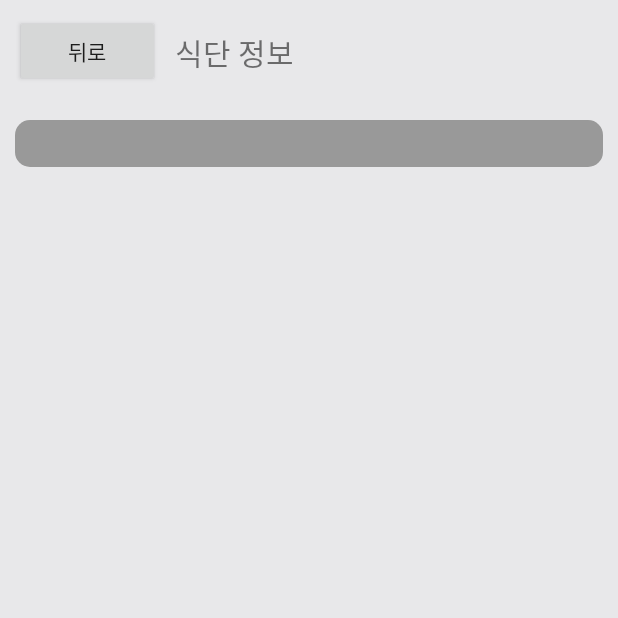
After one commit to komh0086/MP_Project, an Android app: the DietInfo screen opened directly, with no data from a screen before it, on a phone screen of 412 x 824 dp, the top half of it. The commit adds this screen. Run offline under Robolectric (Android 15) with nearby library versions, the phone set to English and light mode, and no system bars.

Commit message:
식단정보 화면 추가

```diff
--- a/app/src/main/AndroidManifest.xml
+++ b/app/src/main/AndroidManifest.xml
@@ -23,6 +23,7 @@
             </intent-filter>
         </activity>
         <activity android:name=".view.AddRoutine"/>
+        <activity android:name=".view.DietInfo" />
     </application>
 
 </manifest>
--- /dev/null
+++ b/app/src/main/java/com/example/mp_project/view/DietInfo.java
@@ -0,0 +1,52 @@
+package com.example.mp_project.view;
+
+import android.os.Bundle;
+import android.view.KeyEvent;
+import android.view.View;
+import android.widget.Button;
+import android.widget.EditText;
+import android.widget.Toast;
+
+import androidx.appcompat.app.AppCompatActivity;
+
+import com.example.mp_project.R;
+
+public class DietInfo extends AppCompatActivity {
+    Button Btn_goback;
+    EditText search_diet;
+
+    protected void onCreate(Bundle savedInstanceState) {
+        super.onCreate(savedInstanceState);
+        setContentView(R.layout.diet_info);
+        find();
+        init();
+        setListener();
+    }
+
+    private void find(){
+        Btn_goback = (Button)findViewById(R.id.Btn_goback);
+        search_diet = (EditText) findViewById(R.id.search_diet);
+    }
+
+    private void init(){
+
+    }
+
+    private void setListener(){
+        Btn_goback.setOnClickListener(new View.OnClickListener() {
+            @Override
+            public void onClick(View view) {
+                finish();
+            }
+        });
+        search_diet.setOnKeyListener(new View.OnKeyListener() {
+            @Override
+            public boolean onKey(View view, int i, KeyEvent keyEvent) {
+                if(i == keyEvent.KEYCODE_ENTER){
+                    Toast.makeText(getApplicationContext(), "검색", Toast.LENGTH_SHORT).show();
+                }
+                return false;
+            }
+        });
+    }
+}
--- a/app/src/main/java/com/example/mp_project/view/MainActivity.java
+++ b/app/src/main/java/com/example/mp_project/view/MainActivity.java
@@ -21,7 +21,7 @@ import com.example.mp_project.view.component.RoutineCard;
 public class MainActivity extends AppCompatActivity {
     public static Context mycontext;
     ImageButton Btn_myInfo;
-    Button Btn_addRoutine;
+    Button Btn_addRoutine, Btn_dietInfo;
     LinearLayout routine_card_layout;
     LayoutInflater mInflater;
     @Override
@@ -39,6 +39,7 @@ public class MainActivity extends AppCompatActivity {
     }
 
     private void find(){
+        Btn_dietInfo = (Button) findViewById(R.id.Btn_diet);
         Btn_addRoutine = (Button) findViewById(R.id.Btn_addRoutine);
         Btn_myInfo = (ImageButton) findViewById(R.id.Btn_myInfo);
         routine_card_layout = (LinearLayout) findViewById(R.id.routine_card_layout);
@@ -58,6 +59,13 @@ public class MainActivity extends AppCompatActivity {
                 startActivity(intent);
             }
         });
+        Btn_dietInfo.setOnClickListener(new View.OnClickListener() {
+            @Override
+            public void onClick(View view) {
+                Intent intent = new Intent(getApplicationContext(), DietInfo.class);
+                startActivity(intent);
+            }
+        });
     }
 
     public void add_card(String routine_name){
--- /dev/null
+++ b/app/src/main/res/drawable/search_bar_bg.xml
@@ -0,0 +1,5 @@
+<?xml version="1.0" encoding="utf-8"?>
+<shape xmlns:android="http://schemas.android.com/apk/res/android">
+    <solid android:color="#999999"/>
+    <corners android:radius="10dp"/>
+</shape>
--- a/app/src/main/res/layout/activity_main.xml
+++ b/app/src/main/res/layout/activity_main.xml
@@ -75,14 +75,16 @@
             android:id="@+id/Btn_diet"
             android:layout_width="wrap_content"
             android:layout_height="wrap_content"
+            android:layout_row="0"
+            android:layout_rowWeight="1"
+            android:layout_column="0"
+            android:layout_columnWeight="1"
+            android:layout_margin="10dp"
+            android:background="@drawable/button_selector"
+            android:elevation="100dp"
+            android:padding="40dp"
             android:text="식단 정보 보기"
-            android:background="@drawable/button_selector"
-            android:textColor="@color/black"
-            android:layout_margin="10dp"
-            android:padding="40dp"
-            android:elevation="100dp"
-            android:layout_columnWeight="1"
-            android:layout_rowWeight="1"/>
+            android:textColor="@color/black" />
 
         <androidx.appcompat.widget.AppCompatButton
             android:id="@+id/Btn_addRoutine"
--- /dev/null
+++ b/app/src/main/res/layout/diet_info.xml
@@ -0,0 +1,38 @@
+<?xml version="1.0" encoding="utf-8"?>
+<LinearLayout xmlns:android="http://schemas.android.com/apk/res/android"
+    android:layout_width="match_parent"
+    android:layout_height="match_parent"
+    android:orientation="vertical"
+    android:background="@color/root_background">
+    <LinearLayout
+        android:layout_width="match_parent"
+        android:layout_height="wrap_content"
+        android:orientation="horizontal"
+        android:layout_margin="10dp">
+        <androidx.appcompat.widget.AppCompatButton
+            android:id="@+id/Btn_goback"
+            android:layout_width="wrap_content"
+            android:layout_height="wrap_content"
+            android:text="뒤로"
+            android:layout_weight="1"/>
+
+        <TextView
+            android:layout_width="0dp"
+            android:layout_height="wrap_content"
+            android:layout_margin="10dp"
+            android:layout_weight="30"
+            android:layout_gravity="center"
+            android:textSize="20dp"
+            android:text="식단 정보" />
+    </LinearLayout>
+
+    <EditText
+        android:id="@+id/search_diet"
+        android:layout_width="match_parent"
+        android:layout_height="wrap_content"
+        android:layout_margin="10dp"
+        android:background="@drawable/search_bar_bg"
+        android:minHeight="20dp"
+        android:padding="3dp"
+        android:singleLine="true" />
+</LinearLayout>
```
